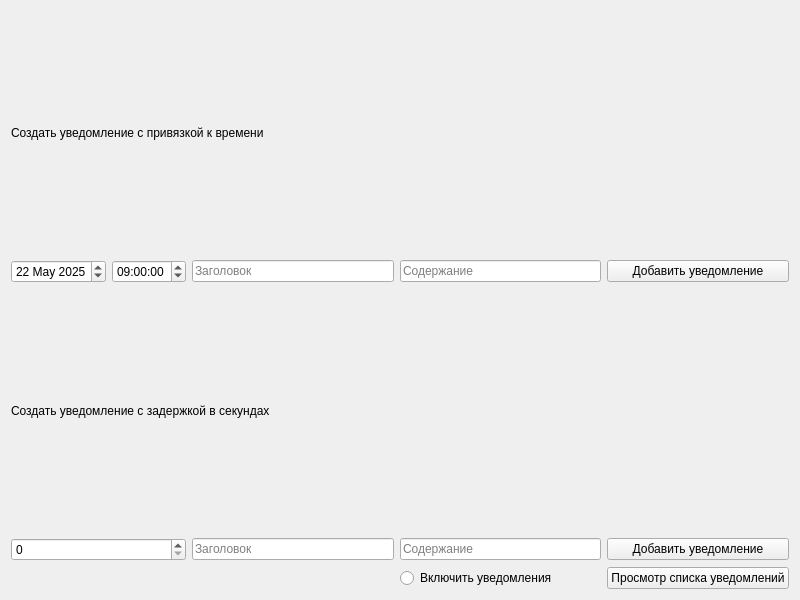
Qt form ui/pages/index.ui (MADNESSZ1RA/notificationmanager) before a commit.
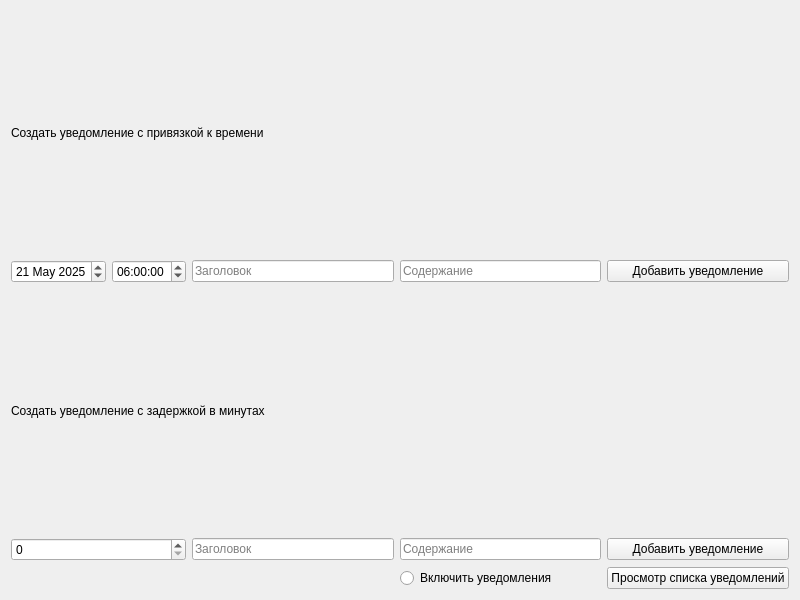
The same form after that commit.

Commit message: feat: Добавлена возможность сворачивать приложение в Windows tray

The edit to the form file:
```diff
--- a/ui/pages/index.ui
+++ b/ui/pages/index.ui
@@ -25,12 +25,12 @@
     <widget class="QDateEdit" name="timeDateInput">
      <property name="dateTime">
       <datetime>
-       <hour>0</hour>
+       <hour>21</hour>
        <minute>0</minute>
        <second>0</second>
        <year>2025</year>
        <month>5</month>
-       <day>22</day>
+       <day>21</day>
       </datetime>
      </property>
     </widget>
@@ -39,7 +39,7 @@
     <widget class="QTimeEdit" name="timeTimeInput">
      <property name="dateTime">
       <datetime>
-       <hour>9</hour>
+       <hour>6</hour>
        <minute>0</minute>
        <second>0</second>
        <year>2000</year>
@@ -73,7 +73,7 @@
    <item row="2" column="0" colspan="3">
     <widget class="QLabel" name="label_2">
      <property name="text">
-      <string>Создать уведомление с задержкой в секундах</string>
+      <string>Создать уведомление с задержкой в минутах</string>
      </property>
     </widget>
    </item>
```
The commit also changes 3 other files.
